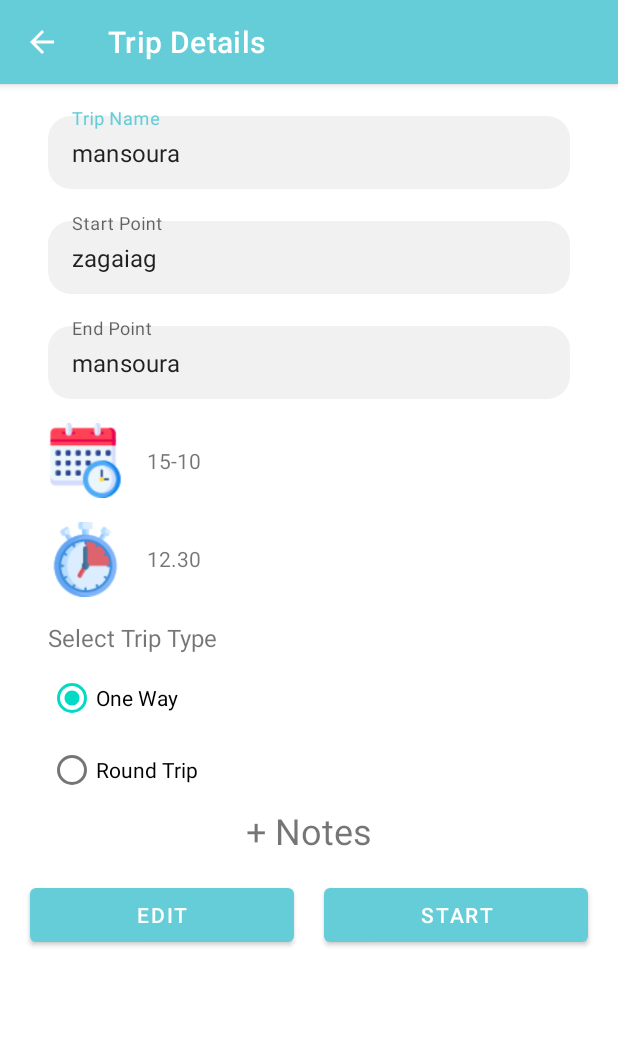
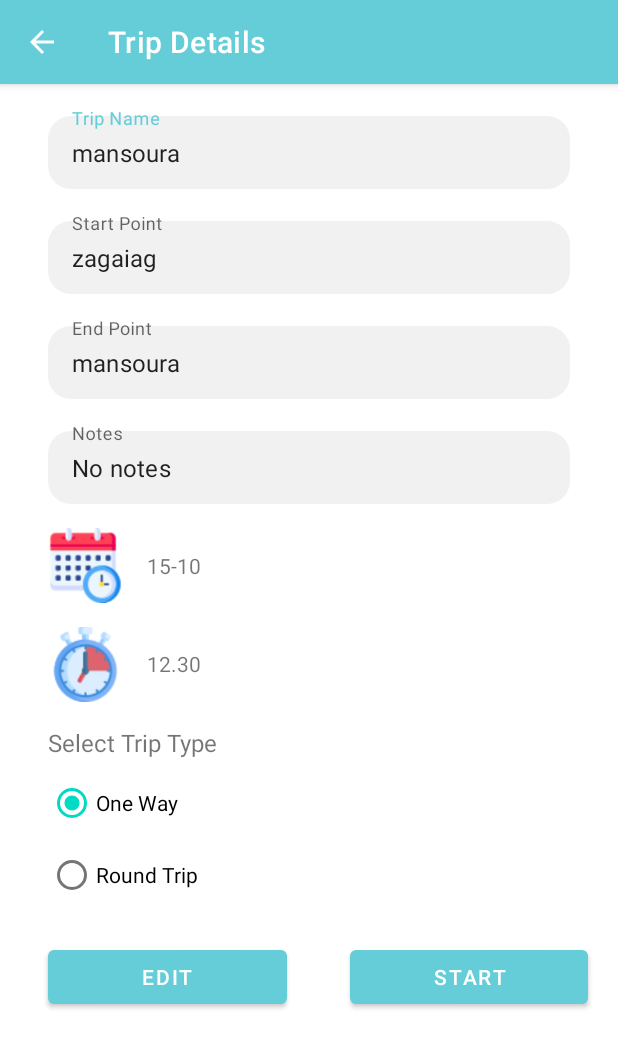
Before and after one commit to ebrahimalagamy/Tripaya, an Android app: the screen it shows after launch once a user with an empty profile is signed in (AddTripActivity), after a tap on "mansoura", on a phone screen of 412 x 824 dp. Shown: the top 1048 px of the screen. Run offline under Robolectric (Android 15) with nearby library versions, the phone set to English and light mode, and no system bars; our stand-ins replace Firebase (no records; nobody signed in at launch, a user with empty details on screens opened directly), Room's generated code; libraries missing offline, so code that uses them is left out: com.daimajia.androidanimations; 1 statement that could not run was skipped.

Commit message:
Add notes option 2

```diff
--- a/app/src/main/java/com/example/tripaya/AddTripActivity.java
+++ b/app/src/main/java/com/example/tripaya/AddTripActivity.java
@@ -42,13 +42,12 @@ public class AddTripActivity extends AppCompatActivity implements DatePickerDial
     private static final String API_KEY = "AIzaSyDztAjcgoolhK_1EtCISqxjf2cBA33tk0Q";
     private ImageButton imageButtonCalender, imageButtonTime;
     private TextView tvDate, tvTime,tvStatus;
-    private EditText etStartPoint, etEndPoint, etTripName;
+    private EditText etStartPoint, etEndPoint, etTripName,etNotes;
     private int switchTagEditText = -1;
     private Button btnSaveTrip,btnStartTrip;
     private RadioGroup radioGroup;
     private RadioButton radioButton;
     private AddTripViewModel addTripViewModel;
-
 
     public static final String ID = "com.example.tripaya.id";
     public static final String NAME = "com.example.tripaya.name";
@@ -56,10 +55,10 @@ public class AddTripActivity extends AppCompatActivity implements DatePickerDial
     public static final String END = "com.example.tripaya.end";
     public static final String DATE = "com.example.tripaya.date";
     public static final String TIME = "com.example.tripaya.time";
+    public static final String NOTE = "com.example.tripaya.note";
    // public static final String TYPE = "com.example.tripaya.type";
 
     private String tripType;
-
     private boolean editMode;
     private int mId;
 
@@ -89,6 +88,7 @@ public class AddTripActivity extends AppCompatActivity implements DatePickerDial
             etEndPoint.setText(intent.getStringExtra(END));
             tvDate.setText(intent.getStringExtra(DATE));
             tvTime.setText(intent.getStringExtra(TIME));
+            etNotes.setText(intent.getStringExtra(NOTE));
 
            // radioButton.setText(intent.getStringExtra(TYPE));
         } else {
@@ -160,13 +160,16 @@ public class AddTripActivity extends AppCompatActivity implements DatePickerDial
         String tripEndPoint = etEndPoint.getText().toString().trim();
         String tripDate = tvDate.getText().toString().trim();
         String tripTime = tvTime.getText().toString().trim();
+        String tripNotes = etNotes.getText().toString().trim();
+
         //String tripStatus = tvStatus.getText().toString().trim();
 
         int tripPosition = radioGroup.getCheckedRadioButtonId();
         radioButton = findViewById(tripPosition);
         tripType = radioButton.getText().toString().trim();
 
-        TripClass tripClass = new TripClass(tripName, tripStartPoint, tripEndPoint, tripDate, tripTime, tripType,"Upcoming");
+        TripClass tripClass = new TripClass(tripName, tripStartPoint, tripEndPoint, tripDate,
+                tripTime, tripType,"Upcoming",tripNotes);
 
         if (tripName.isEmpty() || tripStartPoint.isEmpty() || tripEndPoint.isEmpty() || tripDate.isEmpty() ||
                 tripTime.isEmpty() || tripType.isEmpty()) {
@@ -226,6 +229,7 @@ public class AddTripActivity extends AppCompatActivity implements DatePickerDial
         radioGroup = findViewById(R.id.radio_group);
         tvStatus = findViewById(R.id.tv_status);
         btnStartTrip = findViewById(R.id.btnStart);
+        etNotes = findViewById(R.id.et_notes);
 
         // to get button checked
 
--- a/app/src/main/java/com/example/tripaya/adapter/TripAdapter.java
+++ b/app/src/main/java/com/example/tripaya/adapter/TripAdapter.java
@@ -1,8 +1,10 @@
 package com.example.tripaya.adapter;
 
+import android.app.Dialog;
 import android.view.LayoutInflater;
 import android.view.View;
 import android.view.ViewGroup;
+import android.view.WindowManager;
 import android.widget.ImageButton;
 import android.widget.PopupMenu;
 import android.widget.TextView;
@@ -40,6 +42,19 @@ public class TripAdapter extends RecyclerView.Adapter<TripAdapter.TripHolder> {
         holder.tripType.setText(tripClass.getTripType());
         holder.tripStatus.setText(tripClass.getTripStatus());
 
+        holder.tripNotes.setOnClickListener(v -> {
+
+            Dialog dialog = new Dialog(v.getContext());
+            dialog.setContentView(R.layout.show_notes_dialog);
+            int width = WindowManager.LayoutParams.MATCH_PARENT;
+            int height = WindowManager.LayoutParams.WRAP_CONTENT;
+            dialog.getWindow().setLayout(width,height);
+            dialog.show();
+
+            TextView textView = dialog.findViewById(R.id.tv_notes);
+            textView.setText(tripClass.getNote());
+            Toast.makeText(v.getContext(), "Notes", Toast.LENGTH_SHORT).show();
+        });
 
         holder.itemOption.setOnClickListener(v -> {
             PopupMenu popupMenu = new PopupMenu(v.getContext(), holder.itemOption);
@@ -91,6 +106,7 @@ public class TripAdapter extends RecyclerView.Adapter<TripAdapter.TripHolder> {
         private TextView tripType;
         private ImageButton itemOption;
         private TextView tripStatus;
+        private ImageButton tripNotes;
 
 
         public TripHolder(@NonNull View itemView) {
@@ -103,6 +119,8 @@ public class TripAdapter extends RecyclerView.Adapter<TripAdapter.TripHolder> {
             tripType = itemView.findViewById(R.id.tv_trip_type);
             itemOption = itemView.findViewById(R.id.image_button_option);
             tripStatus = itemView.findViewById(R.id.tv_status);
+            tripNotes = itemView.findViewById(R.id.image_button_notes);
+
 
 
             itemView.setOnClickListener(view -> {
--- a/app/src/main/java/com/example/tripaya/fragments/UpcomingFragment.java
+++ b/app/src/main/java/com/example/tripaya/fragments/UpcomingFragment.java
@@ -99,6 +99,7 @@ public class UpcomingFragment extends Fragment {
             intent.putExtra(AddTripActivity.END, tripClass.getEndPoint());
             intent.putExtra(AddTripActivity.DATE, tripClass.getDate());
             intent.putExtra(AddTripActivity.TIME, tripClass.getTime());
+            intent.putExtra(AddTripActivity.NOTE, tripClass.getNote());
             // intent.putExtra(AddTripActivity.TYPE,tripClass.getTripType());
             startActivity(intent);
 
--- a/app/src/main/java/com/example/tripaya/roomdatabase/TripClass.java
+++ b/app/src/main/java/com/example/tripaya/roomdatabase/TripClass.java
@@ -18,14 +18,14 @@ public class TripClass {
     private String time;
     private String tripType;
     private String tripStatus;
-   /* private String note;
-    private String roundDate;
+    private String note;
+    /*private String roundDate;
     private String roundTime;*/
 
 
 
     public TripClass(String tripName, String startPoint, String endPoint, String date,
-                     String time, String tripType, String tripStatus) {
+                     String time, String tripType, String tripStatus,String note) {
         this.tripName = tripName;
         this.startPoint = startPoint;
         this.endPoint = endPoint;
@@ -33,6 +33,7 @@ public class TripClass {
         this.time = time;
         this.tripType = tripType;
         this.tripStatus = tripStatus;
+        this.note = note;
     }
 
     public void setId(int id) {
@@ -70,4 +71,8 @@ public class TripClass {
     public String getTripStatus() {
         return tripStatus;
     }
+
+    public String getNote() {
+        return note;
+    }
 }
--- a/app/src/main/java/com/example/tripaya/roomdatabase/TripDatabase.java
+++ b/app/src/main/java/com/example/tripaya/roomdatabase/TripDatabase.java
@@ -10,7 +10,7 @@ import androidx.room.RoomDatabase;
 import androidx.sqlite.db.SupportSQLiteDatabase;
 
 
-@Database(entities = {TripClass.class}, version = 2)
+@Database(entities = {TripClass.class}, version = 3)
 public abstract class TripDatabase extends RoomDatabase {
 
     // create singleton class for database
@@ -55,11 +55,11 @@ public abstract class TripDatabase extends RoomDatabase {
         @Override
         protected Void doInBackground(Void... voids) {
             tripDao.insert(new TripClass("mansoura","zagaiag","mansoura",
-                    "15-10","12.30","round","Upcoming"));
+                    "15-10","12.30","round","Upcoming","No notes"));
             tripDao.insert(new TripClass("salhia","zagaiag","mansoura",
-                    "15-10","12.30","round","Upcoming"));
+                    "15-10","12.30","round","Upcoming","No notes"));
             tripDao.insert(new TripClass("cairo","zagaiag","mansoura",
-                    "15-10","12.30","round","Upcoming"));
+                    "15-10","12.30","round","Upcoming","No notes"));
             return null;
         }
     }
--- a/app/src/main/res/layout/activity_add_trip.xml
+++ b/app/src/main/res/layout/activity_add_trip.xml
@@ -79,6 +79,26 @@
                     android:background="@drawable/edit_text_design" />
             </com.google.android.material.textfield.TextInputLayout>
 
+            <com.google.android.material.textfield.TextInputLayout
+                android:id="@+id/textInputLayout4"
+                style="@style/Widget.MaterialComponents.TextInputLayout.OutlinedBox.Dense"
+                android:layout_width="0dp"
+                android:layout_height="wrap_content"
+                android:layout_marginStart="32dp"
+                android:layout_marginTop="16dp"
+                android:layout_marginEnd="32dp"
+                android:hint="@string/string_notes"
+                app:layout_constraintEnd_toEndOf="parent"
+                app:layout_constraintStart_toStartOf="parent"
+                app:layout_constraintTop_toBottomOf="@+id/textInputLayout3">
+
+                <com.google.android.material.textfield.TextInputEditText
+                    android:id="@+id/et_notes"
+                    android:layout_width="match_parent"
+                    android:layout_height="wrap_content"
+                    android:background="@drawable/edit_text_design" />
+            </com.google.android.material.textfield.TextInputLayout>
+
             <ImageButton
                 android:id="@+id/image_button_calender"
                 android:layout_width="50dp"
@@ -86,8 +106,8 @@
                 android:layout_marginTop="16dp"
                 android:background="@null"
                 android:scaleType="fitXY"
-                app:layout_constraintStart_toStartOf="@+id/textInputLayout3"
-                app:layout_constraintTop_toBottomOf="@+id/textInputLayout3"
+                app:layout_constraintStart_toStartOf="@+id/textInputLayout4"
+                app:layout_constraintTop_toBottomOf="@+id/textInputLayout4"
                 app:srcCompat="@drawable/schedule"
                 tools:ignore="SpeakableTextPresentCheck,SpeakableTextPresentCheck" />
 
@@ -129,24 +149,14 @@
                 android:id="@+id/btn_add_trip"
                 android:layout_width="0dp"
                 android:layout_height="wrap_content"
-                android:layout_marginStart="20dp"
-                android:layout_marginEnd="10dp"
+                android:layout_marginStart="32dp"
+                android:layout_marginTop="20dp"
+                android:layout_marginEnd="32dp"
                 android:layout_marginBottom="20dp"
                 android:text="@string/string_add_trip"
                 app:layout_constraintBottom_toBottomOf="parent"
                 app:layout_constraintEnd_toStartOf="@+id/btnStart"
                 app:layout_constraintHorizontal_bias="0.5"
-                app:layout_constraintStart_toStartOf="parent" />
-
-            <TextView
-                android:id="@+id/tvAddNotes"
-                android:layout_width="wrap_content"
-                android:layout_height="wrap_content"
-                android:layout_marginBottom="16dp"
-                android:text="@string/string_add_notes"
-                android:textSize="24sp"
-                app:layout_constraintBottom_toTopOf="@+id/btn_add_trip"
-                app:layout_constraintEnd_toEndOf="parent"
                 app:layout_constraintStart_toStartOf="parent"
                 app:layout_constraintTop_toBottomOf="@+id/radio_group" />
 
@@ -185,12 +195,12 @@
             <Button
                 android:id="@+id/btnStart"
                 android:layout_width="0dp"
-                android:visibility="gone"
                 android:layout_height="wrap_content"
                 android:layout_marginStart="10dp"
                 android:layout_marginEnd="20dp"
                 android:layout_marginBottom="20dp"
                 android:text="@string/string_btn_string"
+                android:visibility="gone"
                 app:layout_constraintBottom_toBottomOf="parent"
                 app:layout_constraintEnd_toEndOf="parent"
                 app:layout_constraintHorizontal_bias="0.5"
--- a/app/src/main/res/values/strings.xml
+++ b/app/src/main/res/values/strings.xml
@@ -5,7 +5,7 @@
     <string name="string_tv_date">Date</string>
     <string name="string_tv_time">Time</string>
     <string name="string_add_notes">+ Notes</string>
-    <string name="string_add_trip">Add</string>
+    <string name="string_add_trip">Add Trip</string>
     <string name="string_trip_name">Trip Name</string>
 
     <string name="string_tv_trip_type">Trip Type</string>
@@ -51,4 +51,5 @@
     <string name="string_edit_text_end_point">End Point</string>
     <string name="string_edit_text_select_type">Select Trip Type</string>
     <string name="string_btn_string">Start</string>
+    <string name="string_notes">Notes</string>
 </resources>
```
Also changed, not shown: app/src/main/res/layout/item_trip.xml (+27 -8 lines), app/src/main/res/layout/show_notes_dialog.xml (added, +31 -0 lines), app/src/main/res/drawable-v24/notes.png (added).
